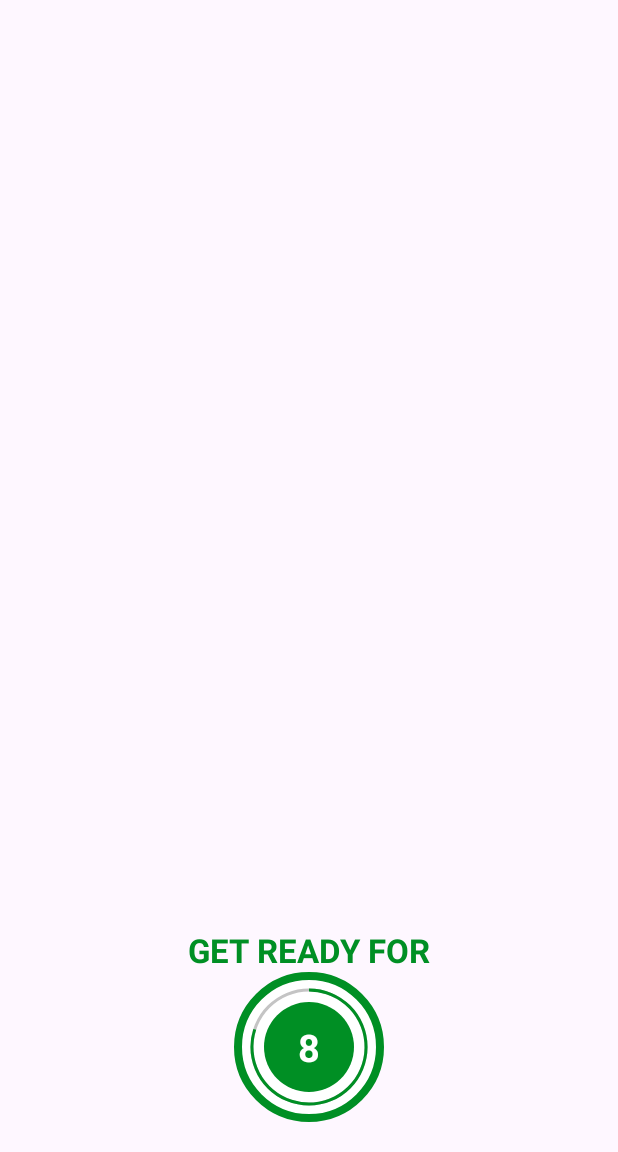
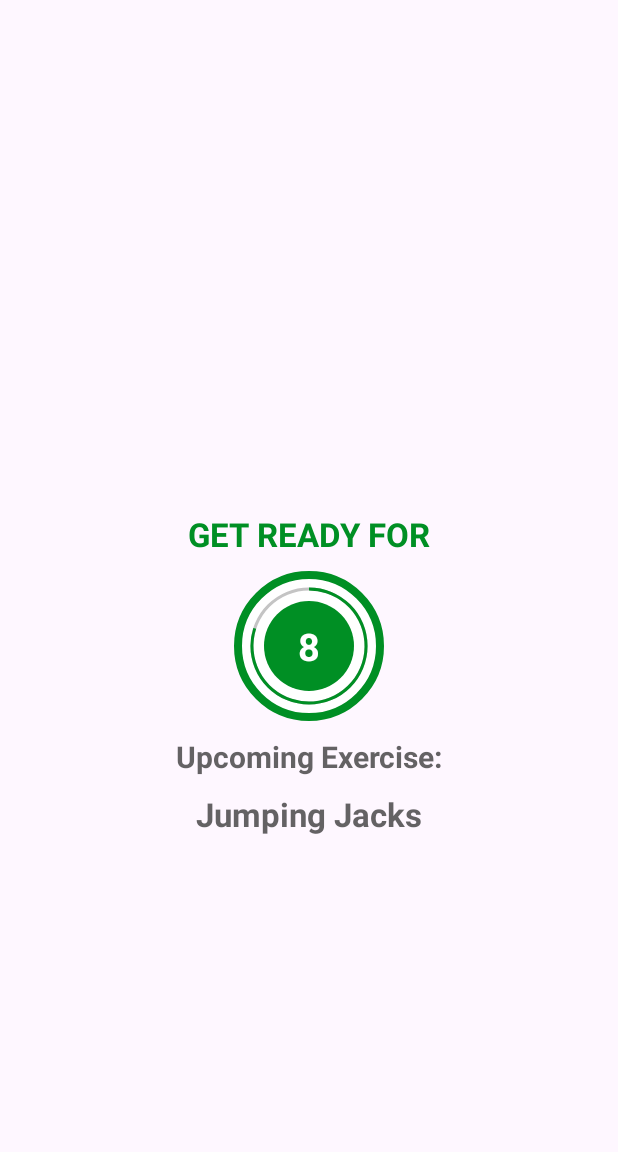
Before and after one commit to eminokumus1/7MinutesWorkoutApp, an Android app: the ExerciseActivity screen opened directly, with no data from a screen before it, on a phone screen of 412 x 824 dp, the part 84-1236 px from its top. Run offline under Robolectric (Android 15) with nearby library versions, the phone set to English and light mode, and no system bars.

Commit message:
activity_exercise design changed. TextToSpeech added for exercise names.

```diff
--- a/app/src/main/java/com/eminokumus/a7minutesworkoutapp/exercise/ExerciseViewModel.kt
+++ b/app/src/main/java/com/eminokumus/a7minutesworkoutapp/exercise/ExerciseViewModel.kt
@@ -6,7 +6,7 @@ import androidx.lifecycle.ViewModel
 import com.eminokumus.a7minutesworkoutapp.Constants
 import com.eminokumus.a7minutesworkoutapp.vo.Exercise
 
-class ExerciseViewModel : ViewModel(){
+class ExerciseViewModel : ViewModel() {
     private val restTimeInMillis: Long = 10 * 1000
     private var restProgress = 0
 
@@ -16,47 +16,66 @@ class ExerciseViewModel : ViewModel(){
 
     private val exerciseList = Constants.getExerciseList()
     private val _currentExercise = MutableLiveData<Exercise>()
-    val currentExercise: LiveData<Exercise> get() =  _currentExercise
+    val currentExercise: LiveData<Exercise> get() = _currentExercise
+
+    private var _nextExerciseName = MutableLiveData<String>()
+    val nextExerciseName: LiveData<String> get() = _nextExerciseName
 
     private var currentExercisePosition = -1
 
+    init {
+        _currentExercise.value = exerciseList[0]
+        _nextExerciseName.value = exerciseList[0].name
+    }
 
-    fun getRestTime(): Long{
+
+    fun getRestTime(): Long {
         return restTimeInMillis
     }
-    fun getExerciseTime(): Long{
+
+    fun getExerciseTime(): Long {
         return exerciseTimeInMillis
     }
 
-    fun getRestProgress(): Int{
+    fun getRestProgress(): Int {
         return restProgress
     }
 
-    fun increaseRestProgress(){
+    fun increaseRestProgress() {
         restProgress++
     }
-    fun resetRestProgress(){
+
+    fun resetRestProgress() {
         restProgress = 0
     }
-    fun getExerciseProgress(): Int{
+
+    fun getExerciseProgress(): Int {
         return exerciseProgress
     }
 
-    fun increaseExerciseProgress(){
+    fun increaseExerciseProgress() {
         exerciseProgress++
     }
-    fun resetExerciseProgress(){
+
+    fun resetExerciseProgress() {
         exerciseProgress = 0
     }
 
-    fun hasExerciseListNext(): Boolean{
-        return currentExercisePosition < exerciseList.size-1
+    fun hasExerciseListNext(): Boolean {
+        return currentExercisePosition < exerciseList.size - 1
     }
 
-    fun updateExercise(){
-        if (currentExercisePosition < exerciseList.size){
-            currentExercisePosition++
+    fun updateExercise() {
+        currentExercisePosition++
+        if (currentExercisePosition < exerciseList.size) {
             _currentExercise.value = exerciseList[currentExercisePosition]
+            updateNextExerciseName()
+        }
+    }
+
+    fun updateNextExerciseName() {
+        if (hasExerciseListNext()){
+            _nextExerciseName.value = exerciseList[currentExercisePosition + 1].name
         }
     }
 }
--- a/app/src/main/res/layout/activity_exercise.xml
+++ b/app/src/main/res/layout/activity_exercise.xml
@@ -21,12 +21,12 @@
         android:layout_height="0dp"
         android:contentDescription="@string/exercise_image"
         android:scaleType="fitXY"
+        android:src="@drawable/ic_plank"
         android:visibility="gone"
         app:layout_constraintBottom_toTopOf="@id/exerciseNameText"
         app:layout_constraintEnd_toEndOf="parent"
         app:layout_constraintStart_toStartOf="parent"
-        app:layout_constraintTop_toBottomOf="@id/exerciseToolbar"
-        android:src="@drawable/ic_plank" />
+        app:layout_constraintTop_toBottomOf="@id/exerciseToolbar" />
 
     <TextView
         android:id="@+id/titleText"
@@ -36,26 +36,14 @@
         android:textColor="@color/colorAccent"
         android:textSize="22sp"
         android:textStyle="bold"
-        app:layout_constraintBottom_toTopOf="@id/progressBarFrameLayout"
-        app:layout_constraintEnd_toEndOf="parent"
-        app:layout_constraintStart_toStartOf="parent" />
-
-    <TextView
-        android:id="@+id/exerciseNameText"
-        android:layout_width="wrap_content"
-        android:layout_height="wrap_content"
-        android:layout_marginBottom="10dp"
-        android:textColor="@color/colorAccent"
-        android:textSize="22sp"
-        android:textStyle="bold"
-        android:visibility="gone"
-        app:layout_constraintBottom_toTopOf="@id/progressBarFrameLayout"
+        app:layout_constraintBottom_toBottomOf="parent"
         app:layout_constraintEnd_toEndOf="parent"
         app:layout_constraintStart_toStartOf="parent"
-        android:text="Exercise name" />
+        app:layout_constraintTop_toTopOf="@id/exerciseToolbar" />
+
 
     <FrameLayout
-        android:id="@+id/progressBarFrameLayout"
+        android:id="@+id/restFrameLayout"
         android:layout_width="100dp"
         android:layout_height="100dp"
         android:layout_marginTop="10dp"
@@ -63,7 +51,7 @@
         android:background="@drawable/item_circular_accent"
         app:layout_constraintEnd_toEndOf="parent"
         app:layout_constraintStart_toStartOf="parent"
-        app:layout_constraintBottom_toBottomOf="parent">
+        app:layout_constraintTop_toBottomOf="@id/titleText">
 
         <ProgressBar
             android:id="@+id/restProgressBar"
@@ -77,6 +65,87 @@
             android:progress="100"
             android:progressDrawable="@drawable/circular_progress_bar"
             android:rotation="-90" />
+
+
+        <LinearLayout
+            android:layout_width="60dp"
+            android:layout_height="60dp"
+            android:layout_gravity="center"
+            android:background="@drawable/item_circular_color_accent_bg"
+            android:gravity="center"
+            android:orientation="horizontal">
+
+            <TextView
+                android:id="@+id/restTimerText"
+                android:layout_width="wrap_content"
+                android:layout_height="wrap_content"
+                android:gravity="center"
+                android:textColor="@color/white"
+                android:textSize="25sp"
+                android:textStyle="bold"
+                tools:text="10" />
+
+
+        </LinearLayout>
+
+    </FrameLayout>
+
+    <TextView
+        android:id="@+id/upComingTitleText"
+        android:layout_width="match_parent"
+        android:layout_height="wrap_content"
+        app:layout_constraintTop_toBottomOf="@id/restFrameLayout"
+        app:layout_constraintStart_toStartOf="parent"
+        app:layout_constraintEnd_toEndOf="parent"
+        android:layout_marginTop="10dp"
+        android:gravity="center"
+        android:text="Upcoming Exercise:"
+        android:textStyle="bold"
+        android:textSize="20sp"
+        android:textColor="@color/colorPrimary"/>
+
+
+<TextView
+        android:id="@+id/upComingExerciseNameText"
+        android:layout_width="match_parent"
+        android:layout_height="wrap_content"
+        app:layout_constraintTop_toBottomOf="@id/upComingTitleText"
+        app:layout_constraintStart_toStartOf="parent"
+        app:layout_constraintEnd_toEndOf="parent"
+        android:layout_marginTop="10dp"
+        android:gravity="center"
+        tools:text="Exercise Name"
+        android:textStyle="bold"
+        android:textSize="22sp"
+        android:textColor="@color/colorPrimary"/>
+
+
+    <TextView
+        android:id="@+id/exerciseNameText"
+        android:layout_width="wrap_content"
+        android:layout_height="wrap_content"
+        android:layout_marginBottom="10dp"
+        android:text="Exercise name"
+        android:textColor="@color/colorAccent"
+        android:textSize="22sp"
+        android:textStyle="bold"
+        android:visibility="gone"
+        app:layout_constraintBottom_toTopOf="@id/exerciseFrameLayout"
+        app:layout_constraintEnd_toEndOf="parent"
+        app:layout_constraintStart_toStartOf="parent" />
+
+    <FrameLayout
+        android:id="@+id/exerciseFrameLayout"
+        android:layout_width="100dp"
+        android:layout_height="100dp"
+        android:layout_marginTop="10dp"
+        android:visibility="gone"
+        android:layout_marginBottom="20dp"
+        android:background="@drawable/item_circular_accent"
+        app:layout_constraintBottom_toBottomOf="parent"
+        app:layout_constraintEnd_toEndOf="parent"
+        app:layout_constraintStart_toStartOf="parent">
+
 
         <ProgressBar
             android:id="@+id/exerciseProgressBar"
@@ -101,7 +170,7 @@
             android:orientation="horizontal">
 
             <TextView
-                android:id="@+id/timerText"
+                android:id="@+id/exerciseTimerText"
                 android:layout_width="wrap_content"
                 android:layout_height="wrap_content"
                 android:gravity="center"
```
Also changed, not shown: app/src/main/java/com/eminokumus/a7minutesworkoutapp/exercise/ExerciseActivity.kt (+75 -18 lines).
